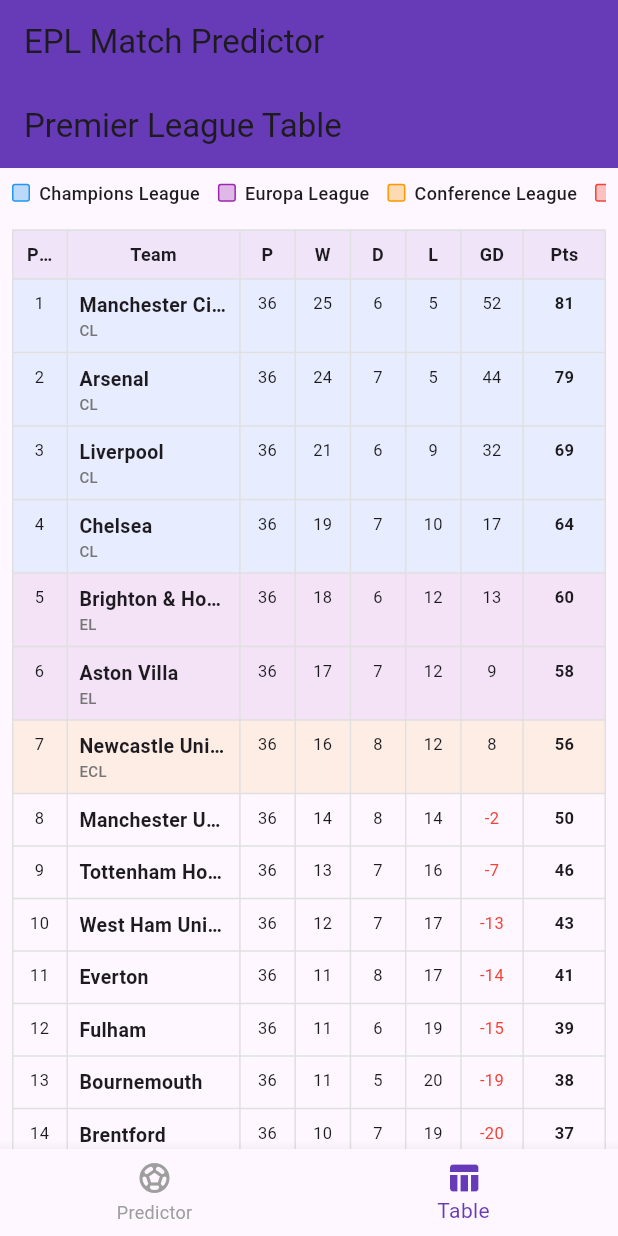
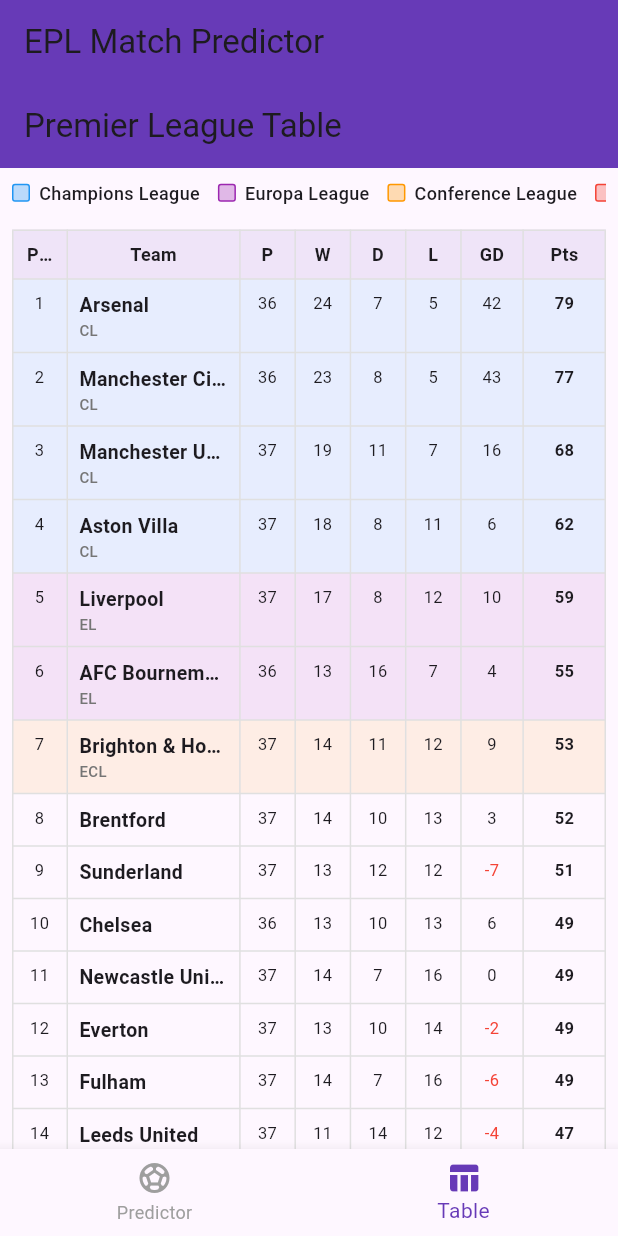
Before and after one commit to columbus0370/Internal, a Flutter app: the screen it shows after launch, item 2 of the bottom bar chosen, on a phone screen of 412 x 824 dp. Run offline on Flutter 3.47's test engine with Material 3 defaults, Android fonts, the phone set to English and light mode, and no system bars; our stand-ins replace flutter_svg.

Commit message:
Update team information to accurate 2025-26 Premier League standings
- Arsenal wins title with 79 points (rank 1)
- Manchester City second with 77 points (rank 2)
- Manchester United rank 3, Aston Villa rank 4, Liverpool rank 5
- Promoted teams: Leeds United (rank 14), Sunderland (rank 9), Burnley (rank 19)
- Relegated teams: Burnley (rank 19), Wolverhampton Wanderers (rank 20)
- All teams now have accurate manager, stadium, colors, and player data
- Updated .gitignore to track data files: lib/data/**, lib/models/**, assets/**

Co-Authored-By: Claude Haiku 4.5 <noreply@anthropic.com>

```diff
--- a/epl_match_simulator/lib/data/league_standings.dart
+++ b/epl_match_simulator/lib/data/league_standings.dart
@@ -1,24 +1,24 @@
 import '../models/league_standing.dart';
 
 final leagueStandings = [
-  LeagueStanding(position: 1, teamName: 'Manchester City', played: 36, won: 25, drawn: 6, lost: 5, goalsFor: 86, goalsAgainst: 34, points: 81),
-  LeagueStanding(position: 2, teamName: 'Arsenal', played: 36, won: 24, drawn: 7, lost: 5, goalsFor: 79, goalsAgainst: 35, points: 79),
-  LeagueStanding(position: 3, teamName: 'Liverpool', played: 36, won: 21, drawn: 6, lost: 9, goalsFor: 74, goalsAgainst: 42, points: 69),
-  LeagueStanding(position: 4, teamName: 'Chelsea', played: 36, won: 19, drawn: 7, lost: 10, goalsFor: 68, goalsAgainst: 51, points: 64),
-  LeagueStanding(position: 5, teamName: 'Brighton & Hove Albion', played: 36, won: 18, drawn: 6, lost: 12, goalsFor: 61, goalsAgainst: 48, points: 60),
-  LeagueStanding(position: 6, teamName: 'Aston Villa', played: 36, won: 17, drawn: 7, lost: 12, goalsFor: 58, goalsAgainst: 49, points: 58),
-  LeagueStanding(position: 7, teamName: 'Newcastle United', played: 36, won: 16, drawn: 8, lost: 12, goalsFor: 55, goalsAgainst: 47, points: 56),
-  LeagueStanding(position: 8, teamName: 'Manchester United', played: 36, won: 14, drawn: 8, lost: 14, goalsFor: 50, goalsAgainst: 52, points: 50),
-  LeagueStanding(position: 9, teamName: 'Tottenham Hotspur', played: 36, won: 13, drawn: 7, lost: 16, goalsFor: 48, goalsAgainst: 55, points: 46),
-  LeagueStanding(position: 10, teamName: 'West Ham United', played: 36, won: 12, drawn: 7, lost: 17, goalsFor: 45, goalsAgainst: 58, points: 43),
-  LeagueStanding(position: 11, teamName: 'Everton', played: 36, won: 11, drawn: 8, lost: 17, goalsFor: 42, goalsAgainst: 56, points: 41),
-  LeagueStanding(position: 12, teamName: 'Fulham', played: 36, won: 11, drawn: 6, lost: 19, goalsFor: 44, goalsAgainst: 59, points: 39),
-  LeagueStanding(position: 13, teamName: 'Bournemouth', played: 36, won: 11, drawn: 5, lost: 20, goalsFor: 43, goalsAgainst: 62, points: 38),
-  LeagueStanding(position: 14, teamName: 'Brentford', played: 36, won: 10, drawn: 7, lost: 19, goalsFor: 41, goalsAgainst: 61, points: 37),
-  LeagueStanding(position: 15, teamName: 'Crystal Palace', played: 36, won: 10, drawn: 6, lost: 20, goalsFor: 39, goalsAgainst: 63, points: 36),
-  LeagueStanding(position: 16, teamName: 'Nottingham Forest', played: 36, won: 9, drawn: 7, lost: 20, goalsFor: 38, goalsAgainst: 64, points: 34),
-  LeagueStanding(position: 17, teamName: 'Ipswich Town', played: 36, won: 8, drawn: 7, lost: 21, goalsFor: 35, goalsAgainst: 67, points: 31),
-  LeagueStanding(position: 18, teamName: 'Leicester City', played: 36, won: 8, drawn: 6, lost: 22, goalsFor: 34, goalsAgainst: 68, points: 30),
-  LeagueStanding(position: 19, teamName: 'Wolverhampton Wanderers', played: 36, won: 7, drawn: 5, lost: 24, goalsFor: 31, goalsAgainst: 71, points: 26),
-  LeagueStanding(position: 20, teamName: 'Southampton', played: 36, won: 5, drawn: 4, lost: 27, goalsFor: 25, goalsAgainst: 78, points: 19),
+  LeagueStanding(position: 1, teamName: 'Arsenal', played: 36, won: 24, drawn: 7, lost: 5, goalsFor: 68, goalsAgainst: 26, points: 79),
+  LeagueStanding(position: 2, teamName: 'Manchester City', played: 36, won: 23, drawn: 8, lost: 5, goalsFor: 75, goalsAgainst: 32, points: 77),
+  LeagueStanding(position: 3, teamName: 'Manchester United', played: 37, won: 19, drawn: 11, lost: 7, goalsFor: 66, goalsAgainst: 50, points: 68),
+  LeagueStanding(position: 4, teamName: 'Aston Villa', played: 37, won: 18, drawn: 8, lost: 11, goalsFor: 54, goalsAgainst: 48, points: 62),
+  LeagueStanding(position: 5, teamName: 'Liverpool', played: 37, won: 17, drawn: 8, lost: 12, goalsFor: 62, goalsAgainst: 52, points: 59),
+  LeagueStanding(position: 6, teamName: 'AFC Bournemouth', played: 36, won: 13, drawn: 16, lost: 7, goalsFor: 56, goalsAgainst: 52, points: 55),
+  LeagueStanding(position: 7, teamName: 'Brighton & Hove Albion', played: 37, won: 14, drawn: 11, lost: 12, goalsFor: 52, goalsAgainst: 43, points: 53),
+  LeagueStanding(position: 8, teamName: 'Brentford', played: 37, won: 14, drawn: 10, lost: 13, goalsFor: 54, goalsAgainst: 51, points: 52),
+  LeagueStanding(position: 9, teamName: 'Sunderland', played: 37, won: 13, drawn: 12, lost: 12, goalsFor: 40, goalsAgainst: 47, points: 51),
+  LeagueStanding(position: 10, teamName: 'Chelsea', played: 36, won: 13, drawn: 10, lost: 13, goalsFor: 55, goalsAgainst: 49, points: 49),
+  LeagueStanding(position: 11, teamName: 'Newcastle United', played: 37, won: 14, drawn: 7, lost: 16, goalsFor: 53, goalsAgainst: 53, points: 49),
+  LeagueStanding(position: 12, teamName: 'Everton', played: 37, won: 13, drawn: 10, lost: 14, goalsFor: 47, goalsAgainst: 49, points: 49),
+  LeagueStanding(position: 13, teamName: 'Fulham', played: 37, won: 14, drawn: 7, lost: 16, goalsFor: 45, goalsAgainst: 51, points: 49),
+  LeagueStanding(position: 14, teamName: 'Leeds United', played: 37, won: 11, drawn: 14, lost: 12, goalsFor: 49, goalsAgainst: 53, points: 47),
+  LeagueStanding(position: 15, teamName: 'Crystal Palace', played: 37, won: 11, drawn: 12, lost: 14, goalsFor: 40, goalsAgainst: 49, points: 45),
+  LeagueStanding(position: 16, teamName: 'Nottingham Forest', played: 37, won: 11, drawn: 10, lost: 16, goalsFor: 47, goalsAgainst: 50, points: 43),
+  LeagueStanding(position: 17, teamName: 'Tottenham Hotspur', played: 36, won: 9, drawn: 11, lost: 16, goalsFor: 46, goalsAgainst: 55, points: 38),
+  LeagueStanding(position: 18, teamName: 'West Ham United', played: 37, won: 9, drawn: 9, lost: 19, goalsFor: 43, goalsAgainst: 65, points: 36),
+  LeagueStanding(position: 19, teamName: 'Burnley', played: 36, won: 4, drawn: 9, lost: 23, goalsFor: 37, goalsAgainst: 73, points: 21),
+  LeagueStanding(position: 20, teamName: 'Wolverhampton Wanderers', played: 37, won: 3, drawn: 10, lost: 24, goalsFor: 26, goalsAgainst: 67, points: 19),
 ];
```
Also changed, not shown: epl_match_simulator/assets/pl_2025_26_teams.json, 1 other file.
